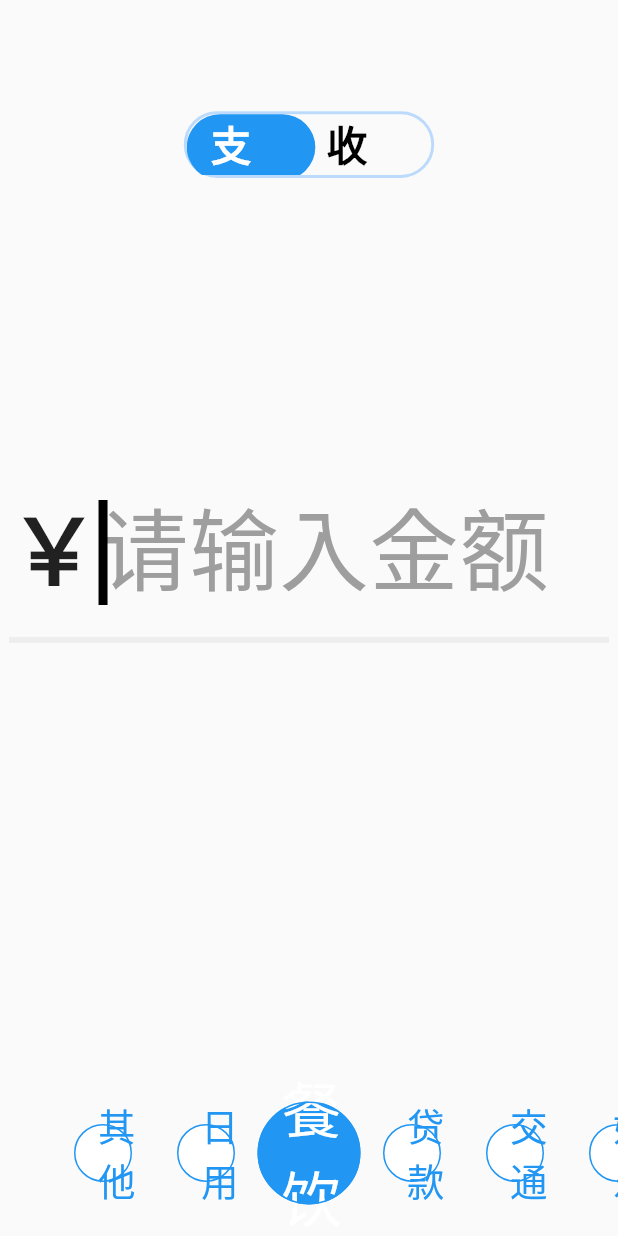
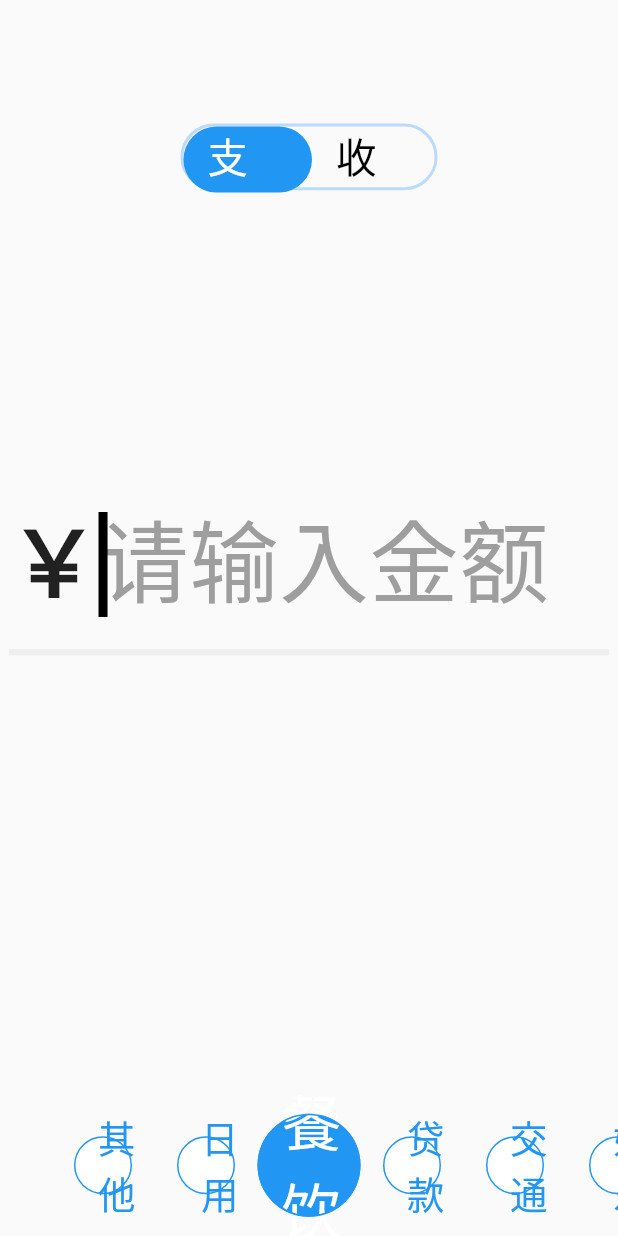
Before and after one commit to capcdk/obk, a Flutter app: the BookKeepingPage screen opened by its route, after a tap on "支出", on a phone screen of 412 x 824 dp. Run offline on Flutter 3.47's test engine with Material 2 defaults, Android fonts, the phone set to English and light mode, and no system bars; our stand-ins replace fluttertoast.

Commit message:
账单类型选择按钮样式

```diff
--- a/lib/page/book_keeping.dart
+++ b/lib/page/book_keeping.dart
@@ -106,6 +106,10 @@ class _BookKeepingPageState extends State<BookKeepingPage> {
     }
   }
 
+  void onBillTypeChange(bool chooseIncome) {
+    this.chooseIncome = chooseIncome;
+  }
+
   String double2StandardAmount(double input) => str2StandardAmount(input.toString());
 
   String str2StandardAmount(String input) {
@@ -134,7 +138,7 @@ class _BookKeepingPageState extends State<BookKeepingPage> {
       body: Column(
         children: [
           // TAB
-          BillTypeChooser(this.chooseIncome),
+          BillTypeChooser(onBillTypeChange),
           // 金额输入区
           Container(
             margin: EdgeInsets.only(top: 180),
@@ -180,43 +184,81 @@ class _BookKeepingPageState extends State<BookKeepingPage> {
   }
 }
 
+class BillTypeChooser extends StatefulWidget {
+  BillTypeChooser(this.onBillTypeChange, {Key key}) : super(key: key);
+  ValueChanged<bool> onBillTypeChange;
+
+  @override
+  State<StatefulWidget> createState() => _BillTypeChooserState((onBillTypeChange));
+}
+
 // 账单模式切换
-class BillTypeChooser extends StatelessWidget {
-  BillTypeChooser(this.chooseIncome, {Key key}) : super(key: key);
+class _BillTypeChooserState extends State<BillTypeChooser> {
+  _BillTypeChooserState(this.onBillTypeChange);
 
-  final bool chooseIncome;
+  ValueChanged<bool> onBillTypeChange;
+  bool chooseIncome = false;
 
   @override
   Widget build(BuildContext context) {
+    var tabWidth = Global.screenWidth * 0.208;
+    var tabHeight = Global.screenWidth * 0.4053 * 0.263;
+    var baseWidth = Global.screenWidth * 0.208 * 2;
+    var baseHeight = Global.screenWidth * 0.41 * 0.263;
+    var rightTabOffset = baseWidth - tabWidth;
     return Container(
-      margin: EdgeInsets.only(top: Global.screenHeight * 0.09),
-      width: Global.screenWidth * 0.4053,
-      height: Global.screenWidth * 0.41 * 0.263,
+      margin: EdgeInsets.only(top: Global.screenHeight * 0.10),
+      width: baseWidth,
+      height: baseHeight,
       decoration: BoxDecoration(
         border: Border.all(color: const Color.fromRGBO(43, 146, 255, 0.3), width: 2),
-        borderRadius: BorderRadius.circular(60),
+        borderRadius: BorderRadius.circular(60.0),
       ),
       child: Stack(
+        overflow: Overflow.visible,
         children: [
-          Positioned(left: 0, child: _createBillTypeButton(false)),
-          Positioned(right: 0, child: _createBillTypeButton(true)),
+          AnimatedPositioned(
+              left: chooseIncome ? rightTabOffset : 0,
+              duration: Duration(milliseconds: 400),
+              curve: Curves.easeOutCubic,
+              child: Container(
+                width: tabWidth,
+                height: tabHeight,
+                decoration: BoxDecoration(color: Colors.blue, borderRadius: BorderRadius.circular(60.0)),
+              )),
+          Positioned(
+              left: 0,
+              child: SizedBox(
+                width: tabWidth,
+                height: tabHeight,
+                child: _createBillTypeButton(false),
+              )),
+          Positioned(
+              left: rightTabOffset,
+              child: SizedBox(
+                width: tabWidth,
+                height: tabHeight,
+                child: _createBillTypeButton(true),
+              )),
         ],
       ),
     );
   }
 
   Widget _createBillTypeButton(bool incomeButton) {
-    return SizedBox(
-      height: Global.screenWidth * 0.4053 * 0.263,
-      width: Global.screenWidth * 0.208,
-      child: FlatButton(
-        child: Text(incomeButton ? "收入" : "支出", style: TextStyle(fontSize: 27, fontWeight: FontWeight.w600)),
-        color: (incomeButton == chooseIncome) ? Colors.blue : Colors.transparent,
-        textColor: (incomeButton == chooseIncome) ? Colors.white : Colors.black,
-        highlightColor: Colors.blue[700],
-        shape: RoundedRectangleBorder(borderRadius: BorderRadius.circular(60.0)),
-        onPressed: (incomeButton == chooseIncome) ? () => {} : null,
-      ),
+    return FlatButton(
+      child: Text(incomeButton ? "收入" : "支出", style: TextStyle(fontSize: 27, fontWeight: FontWeight.w500)),
+      color: Colors.transparent,
+      textColor: (incomeButton == chooseIncome) ? Colors.white : Colors.black,
+      highlightColor: Colors.transparent,
+      splashColor: Colors.transparent,
+//      shape: RoundedRectangleBorder(borderRadius: BorderRadius.circular(60.0)),
+      onPressed: () {
+        setState(() {
+          this.chooseIncome = incomeButton;
+        });
+        onBillTypeChange(chooseIncome);
+      },
     );
   }
 }
```
